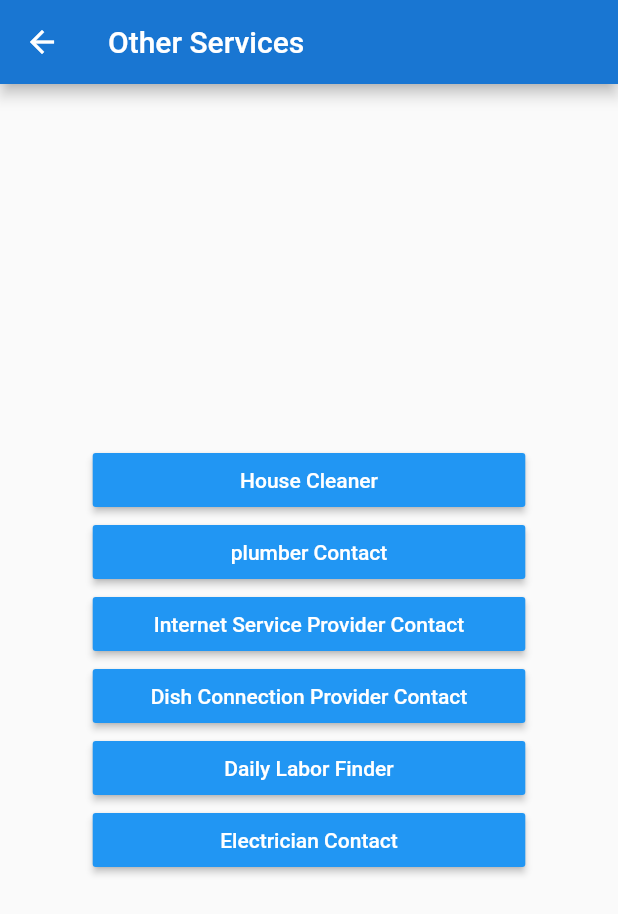
After one commit to duetianmehedishuvo/house_rant, a Flutter app: the PageOtherServices screen opened directly, on a phone screen of 412 x 824 dp. The commit adds this screen. Shown: the top 914 px of the screen. Run offline on Flutter 3.47's test engine with Material 2 defaults, Android fonts, the phone set to English and light mode, and no system bars; our stand-ins replace cached_network_image, cloud_firestore, connectivity, firebase_auth, firebase_core, firebase_storage and 9 more; missing offline and left inert: flutter_full_pdf_viewer, flutter_range_slider, flutter_search_bar, flutter_statusbarcolor, multi_image_picker2, qr and 2 more; accounts and stored records are empty.

Commit message:
Added page Other Service Screen

```diff
--- a/lib/ui/first_screen.dart
+++ b/lib/ui/first_screen.dart
@@ -5,7 +5,7 @@ import 'package:farfromhome/utils/responsive_screen.dart';
 import 'package:flutter/material.dart';
 import 'package:flutter_statusbarcolor/flutter_statusbarcolor.dart';
 
-class FirstScreen extends StatelessWidget {
+class LoginScreen extends StatelessWidget {
   Screen size;
   @override
   Widget build(BuildContext context) {
--- /dev/null
+++ b/lib/ui/page_other_services.dart
@@ -0,0 +1,109 @@
+import 'package:farfromhome/ui/first_screen.dart';
+import 'package:farfromhome/utils/responsive_screen.dart';
+import 'package:flutter/material.dart';
+import 'package:flutter_search_bar/flutter_search_bar.dart';
+import 'package:flutter_statusbarcolor/flutter_statusbarcolor.dart';
+
+class PageOtherServices extends StatefulWidget {
+  @override
+  _PageOtherServicesState createState() => _PageOtherServicesState();
+
+  PageOtherServices();
+}
+
+class _PageOtherServicesState extends State<PageOtherServices> {
+  final GlobalKey<ScaffoldState> _scaffoldKey = new GlobalKey<ScaffoldState>();
+  Screen size;
+  SearchBar searchBar;
+
+  void onSubmitted(String value) {
+    setState(() => _scaffoldKey.currentState.showSnackBar(new SnackBar(content: new Text('You wrote $value!'))));
+  }
+
+  AppBar buildAppBar(BuildContext context) {
+    return new AppBar(title: new Text('Other Services'), backgroundColor: Colors.blue[700]);
+  }
+
+  @override
+  Widget build(BuildContext context) {
+    FlutterStatusbarcolor.setStatusBarWhiteForeground(true);
+    FlutterStatusbarcolor.setNavigationBarWhiteForeground(true);
+    FlutterStatusbarcolor.setStatusBarColor(Colors.blue[700]);
+    size = Screen(MediaQuery.of(context).size);
+    return Scaffold(
+        key: _scaffoldKey,
+        appBar: buildAppBar(context),
+        body: Container(
+          width: size.screenSize.width,
+          height: size.screenSize.height,
+          child: Column(
+            mainAxisAlignment: MainAxisAlignment.center,
+            crossAxisAlignment: CrossAxisAlignment.center,
+            mainAxisSize: MainAxisSize.min,
+            children: [
+              Container(
+                  width: size.screenSize.width * 0.7,
+                  child: MaterialButton(
+                      onPressed: () {
+                        Navigator.of(context).push(MaterialPageRoute(builder: (_)=>LoginScreen()));
+                      },
+                      child: Text('House Cleaner'),
+                      color: Colors.blue,
+                      textColor: Colors.white,
+                      padding: EdgeInsets.all(10))),
+              Container(
+                  width: size.screenSize.width * 0.7,
+                  child: MaterialButton(
+                      onPressed: () {
+                        Navigator.of(context).push(MaterialPageRoute(builder: (_)=>LoginScreen()));
+                      },
+                      child: Text('plumber Contact'),
+                      color: Colors.blue,
+                      textColor: Colors.white,
+                      padding: EdgeInsets.all(10))),
+              Container(
+                  width: size.screenSize.width * 0.7,
+                  child: MaterialButton(
+                      onPressed: () {
+                        Navigator.of(context).push(MaterialPageRoute(builder: (_)=>LoginScreen()));
+                      },
+                      child: Text('Internet Service Provider Contact'),
+                      color: Colors.blue,
+                      textTheme: ButtonTextTheme.normal,
+                      textColor: Colors.white,
+                      padding: EdgeInsets.all(10))),
+              Container(
+                  width: size.screenSize.width * 0.7,
+                  child: MaterialButton(
+                      onPressed: () {
+                        Navigator.of(context).push(MaterialPageRoute(builder: (_)=>LoginScreen()));
+                      },
+                      child: Text('Dish Connection Provider Contact'),
+                      color: Colors.blue,
+                      textColor: Colors.white,
+                      padding: EdgeInsets.all(10))),
+              Container(
+                  width: size.screenSize.width * 0.7,
+                  child: MaterialButton(
+                      onPressed: () {
+                        Navigator.of(context).push(MaterialPageRoute(builder: (_)=>LoginScreen()));
+                      },
+                      child: Text('Daily Labor Finder'),
+                      color: Colors.blue,
+                      textColor: Colors.white,
+                      padding: EdgeInsets.all(10))),
+              Container(
+                  width: size.screenSize.width * 0.7,
+                  child: MaterialButton(
+                      onPressed: () {
+                        Navigator.of(context).push(MaterialPageRoute(builder: (_)=>LoginScreen()));
+                      },
+                      child: Text('Electrician Contact'),
+                      color: Colors.blue,
+                      textColor: Colors.white,
+                      padding: EdgeInsets.all(10))),
+            ],
+          ),
+        ));
+  }
+}
--- a/lib/ui/page_splash.dart
+++ b/lib/ui/page_splash.dart
@@ -54,7 +54,7 @@ class _SplashScreenState extends State<SplashScreen> {
       Navigator.pushReplacement(context, MaterialPageRoute(builder: (context) => OnBoardingPage()));
     }else{
       if(isLoggedIn==null || isLoggedIn=="false"){
-        Navigator.pushReplacement(context, MaterialPageRoute(builder: (context) => FirstScreen()));
+        Navigator.pushReplacement(context, MaterialPageRoute(builder: (context) => LoginScreen()));
       }else{
         Navigator.pushReplacement(context, MaterialPageRoute(builder: (_)=> SearchPage()));
       }
```
Also changed, not shown: lib/widgets/drawer.dart (+34 -4 lines), 1 other file.
